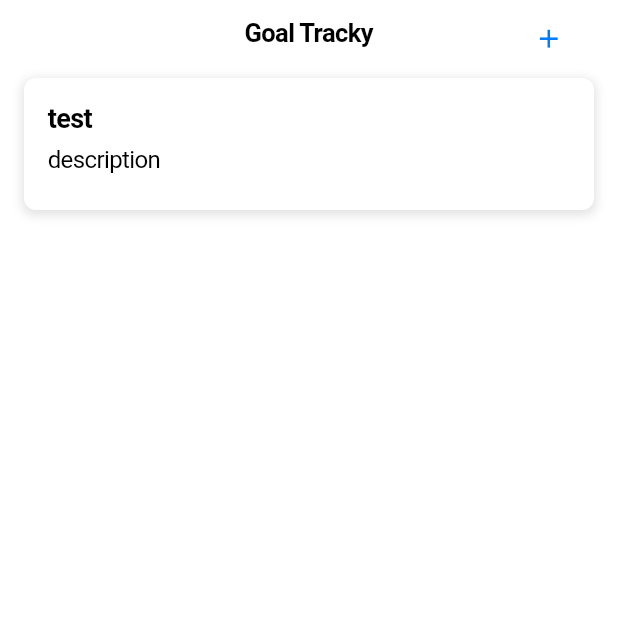
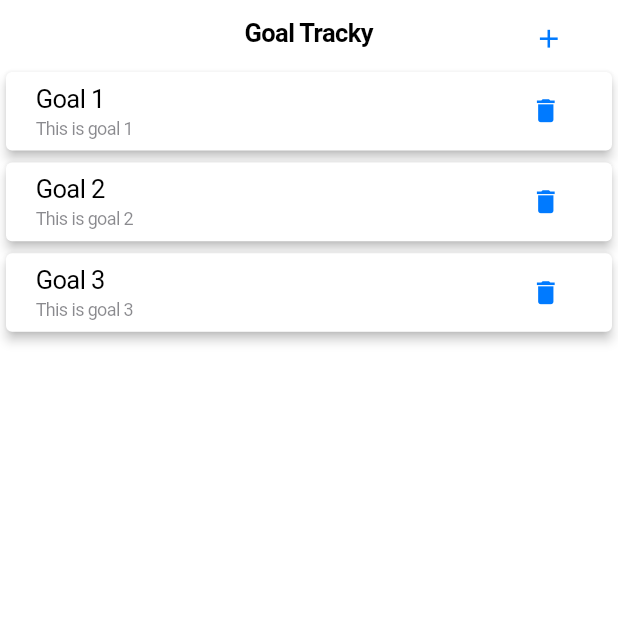
Before and after one commit to ivantrj/goalBuddy, a Flutter app: the screen it shows after launch, on a phone screen of 412 x 824 dp, the top half of it. Run offline on Flutter 3.47's test engine with Material 2 defaults, Android fonts, the light colour scheme and no system bars; our stand-ins replace flutter_riverpod, go_router.

Commit message:
add home view model

```diff
--- a/lib/view/home_view.dart
+++ b/lib/view/home_view.dart
@@ -1,14 +1,14 @@
 import 'package:flutter/cupertino.dart';
 import 'package:flutter/material.dart';
+import 'package:flutter_riverpod/flutter_riverpod.dart';
 import 'package:go_router/go_router.dart';
 import 'package:goal_buddy_riverpod/data/goal.dart';
+import 'package:goal_buddy_riverpod/viewmodel/home_viewmodel.dart';
 import 'package:goal_buddy_riverpod/widgets/goal_card.dart';
 
-class HomeView extends StatelessWidget {
-  final goals = [Goal(name: "test", description: "description", color: Colors.purple)];
-
+class HomeView extends ConsumerWidget {
   @override
-  Widget build(BuildContext context) {
+  Widget build(BuildContext context, WidgetRef ref) {
     return CupertinoPageScaffold(
       navigationBar: CupertinoNavigationBar(
         middle: Text('Goal Tracky'),
@@ -19,11 +19,31 @@ class HomeView extends StatelessWidget {
           child: Icon(Icons.add),
         ),
       ),
-      child: ListView.builder(
-        itemCount: goals.length,
-        itemBuilder: (context, index) {
-          final goal = goals[index];
-          return GoalCard(goal: goal);
+      child: Consumer(
+        builder: (context, watch, _) {
+          final viewModel = ref.watch(homeScreenViewModelProvider);
+          final goals = viewModel.goals;
+
+          return ListView.builder(
+            itemCount: goals.length,
+            itemBuilder: (context, index) {
+              final goal = goals[index];
+
+              return Card(
+                elevation: 3,
+                child: CupertinoListTile(
+                  title: Text(goal.name),
+                  subtitle: Text(goal.description),
+                  trailing: CupertinoButton(
+                    child: Icon(Icons.delete),
+                    onPressed: () {
+                      viewModel.deleteGoal(goal);
+                    },
+                  ),
+                ),
+              );
+            },
+          );
         },
       ),
     );
--- /dev/null
+++ b/lib/viewmodel/home_viewmodel.dart
@@ -0,0 +1,21 @@
+import 'package:flutter/cupertino.dart';
+import 'package:flutter/material.dart';
+import 'package:flutter_riverpod/flutter_riverpod.dart';
+import 'package:goal_buddy_riverpod/data/goal.dart';
+
+final homeScreenViewModelProvider = ChangeNotifierProvider<HomeScreenViewModel>((ref) => HomeScreenViewModel());
+
+class HomeScreenViewModel extends ChangeNotifier {
+  List<Goal> _goals = [
+    Goal(name: 'Goal 1', description: 'This is goal 1', color: Colors.red),
+    Goal(name: 'Goal 2', description: 'This is goal 2', color: Colors.blue),
+    Goal(name: 'Goal 3', description: 'This is goal 3', color: Colors.green),
+  ];
+
+  List<Goal> get goals => _goals;
+
+  void deleteGoal(Goal goal) {
+    _goals.remove(goal);
+    notifyListeners();
+  }
+}
--- a/pubspec.yaml
+++ b/pubspec.yaml
@@ -9,6 +9,7 @@ environment:
 dependencies:
   flutter:
     sdk: flutter
+  flutter_hooks: ^0.18.6
   flutter_riverpod: ^2.3.6
   go_router: ^9.0.0
   riverpod: ^2.3.6
```
Also changed, not shown: pubspec.lock.
